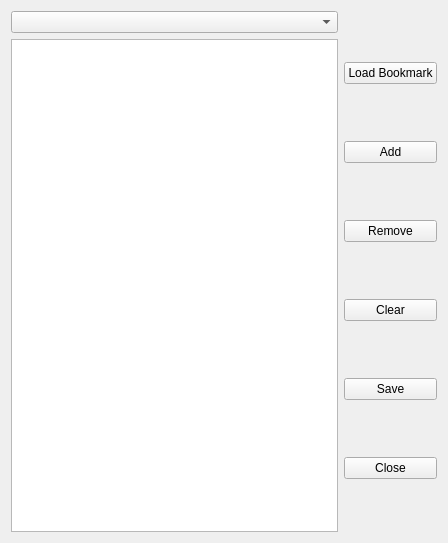
Old version of the form vsedit/src/bookmark_manager/bookmark_manager_dialog.ui in the repository AkarinVS/vapoursynth-editor-2.
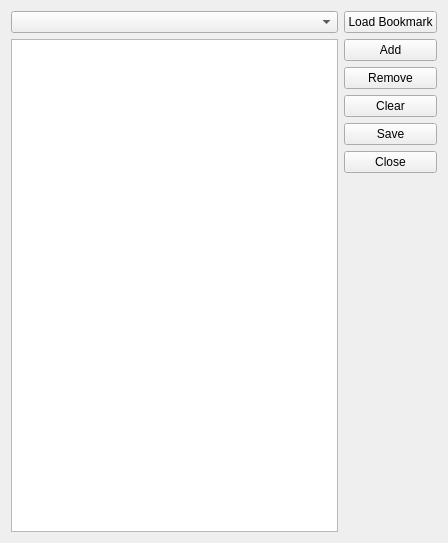
New version of the form.

Commit message: - More refactoring, a new slot to handle frame change instead of clustering everything in one function - Updated more deprecated type casts - Cosmetic adjustment on bookmark manager - Fixed a UI bug where the play button didn't update on script change

```diff
--- a/vsedit/src/bookmark_manager/bookmark_manager_dialog.ui
+++ b/vsedit/src/bookmark_manager/bookmark_manager_dialog.ui
@@ -99,6 +99,19 @@
        </property>
       </widget>
      </item>
+     <item>
+      <spacer name="verticalSpacer">
+       <property name="orientation">
+        <enum>Qt::Vertical</enum>
+       </property>
+       <property name="sizeHint" stdset="0">
+        <size>
+         <width>20</width>
+         <height>40</height>
+        </size>
+       </property>
+      </spacer>
+     </item>
     </layout>
    </item>
   </layout>
```
The commit also changes 6 other files.
